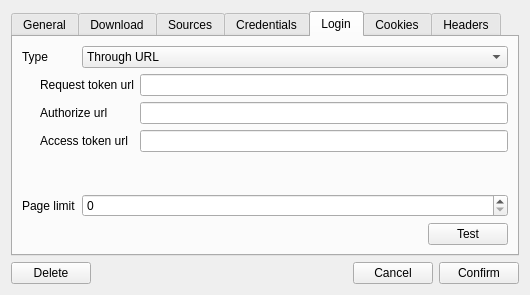
The window that gui/src/sources/sourcessettingswindow.ui (Bionus/imgbrd-grabber) describes before a commit, drawn with Qt 5.
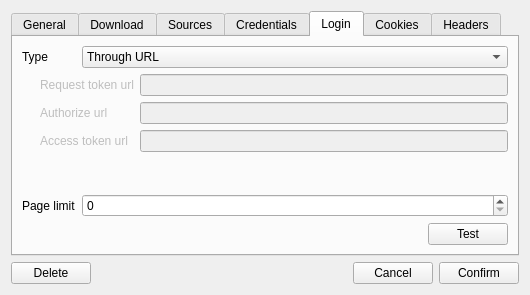
The same window after the commit. The open tabs and pages were chosen to show the change. Icons and pictures are not drawn.

Commit message: Disable OAuth settings pages as OAuth is not supported yet

The edit to the form file:
```diff
--- a/gui/src/sources/sourcessettingswindow.ui
+++ b/gui/src/sources/sourcessettingswindow.ui
@@ -783,6 +783,9 @@
           </layout>
          </widget>
          <widget class="QWidget" name="pageOAuth1">
+          <property name="enabled">
+           <bool>false</bool>
+          </property>
           <layout class="QFormLayout" name="formLayout_10">
            <property name="leftMargin">
             <number>18</number>
```
Left out of the diff: 3 changed lines with no effect on the pictures.
